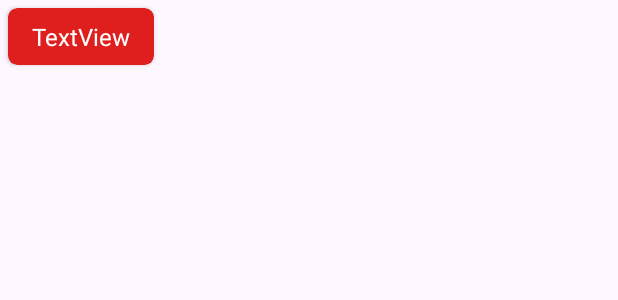
After one commit to vokrob/Quotes, an Android app: the layout category_item.xml on its own in the app's theme, with its tools: preview values and no code run, on a phone screen of 412 x 824 dp. The commit adds this screen. Shown: the top 300 px of the screen. Run offline under Robolectric (Android 15) with nearby library versions, the phone set to English and light mode, and no system bars.

Commit message:
Creating an app

```diff
--- /dev/null
+++ b/app/src/main/res/layout/category_item.xml
@@ -0,0 +1,37 @@
+<?xml version="1.0" encoding="utf-8"?>
+<androidx.constraintlayout.widget.ConstraintLayout xmlns:android="http://schemas.android.com/apk/res/android"
+    xmlns:app="http://schemas.android.com/apk/res-auto"
+    android:layout_width="wrap_content"
+    android:layout_height="wrap_content">
+
+    <androidx.cardview.widget.CardView
+        android:id="@+id/cardViewCat"
+        android:layout_width="wrap_content"
+        android:layout_height="wrap_content"
+        android:layout_margin="5dp"
+        android:backgroundTint="#DF1E1E"
+        app:cardCornerRadius="6dp"
+        app:layout_constraintBottom_toBottomOf="parent"
+        app:layout_constraintEnd_toEndOf="parent"
+        app:layout_constraintStart_toStartOf="parent"
+        app:layout_constraintTop_toTopOf="parent">
+
+        <LinearLayout
+            android:layout_width="match_parent"
+            android:layout_height="match_parent"
+            android:layout_marginStart="8dp"
+            android:layout_marginEnd="8dp"
+            android:gravity="center"
+            android:orientation="vertical"
+            android:padding="8dp">
+
+            <TextView
+                android:id="@+id/tvCatTitle"
+                android:layout_width="wrap_content"
+                android:layout_height="wrap_content"
+                android:text="TextView"
+                android:textColor="@color/white"
+                android:textSize="16sp" />
+        </LinearLayout>
+    </androidx.cardview.widget.CardView>
+</androidx.constraintlayout.widget.ConstraintLayout>
--- a/app/src/main/res/values-night/themes.xml
+++ /dev/null
@@ -1,7 +0,0 @@
-<resources xmlns:tools="http://schemas.android.com/tools">
-    <!-- Base application theme. -->
-    <style name="Base.Theme.Quotes" parent="Theme.Material3.DayNight.NoActionBar">
-        <!-- Customize your dark theme here. -->
-        <!-- <item name="colorPrimary">@color/my_dark_primary</item> -->
-    </style>
-</resources>
--- a/app/src/main/res/values/themes.xml
+++ b/app/src/main/res/values/themes.xml
@@ -1,8 +1,7 @@
-<resources xmlns:tools="http://schemas.android.com/tools">
+<resources>
     <!-- Base application theme. -->
     <style name="Base.Theme.Quotes" parent="Theme.Material3.DayNight.NoActionBar">
-        <!-- Customize your light theme here. -->
-        <!-- <item name="colorPrimary">@color/my_light_primary</item> -->
+        <item name="android:statusBarColor">@color/white</item>
     </style>
 
     <style name="Theme.Quotes" parent="Base.Theme.Quotes" />
```
Also changed, not shown: app/src/main/java/com/vokrob/quotes/MainActivity.kt (+19 -7 lines), app/src/main/java/com/vokrob/quotes/adapters/CategoryAdapter.kt (added, +48 -0 lines), app/src/main/java/com/vokrob/quotes/adapters/ContentManager.kt (added, +18 -0 lines), app/src/main/res/layout/activity_main.xml (+7 -6 lines).
